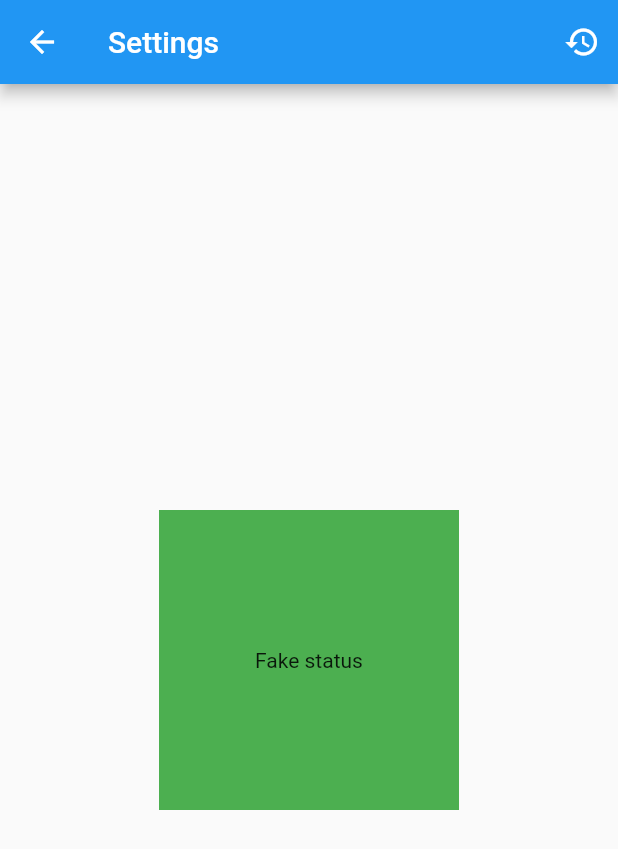
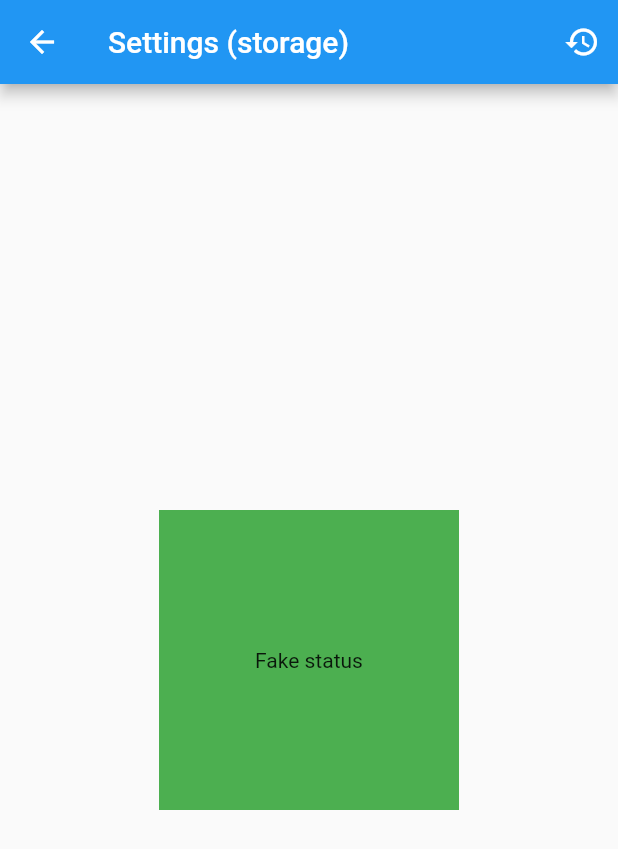
Before and after one commit to YannMancel/showcase_demo, a Flutter app: the screen it shows after launch, after a tap on the "settings" icon, on a phone screen of 412 x 824 dp. Shown: the top 849 px of the screen. Run offline on Flutter 3.47's test engine with Material 2 defaults, Android fonts, the phone set to English and light mode, and no system bars; drawn by our look-alikes of showcaseview; our stand-ins replace shared_preferences.

```diff
--- a/lib/pages/_pages.dart
+++ b/lib/pages/_pages.dart
@@ -1,2 +1,3 @@
 export 'home_page.dart';
-export 'setting_page.dart';
+export 'settings_page.dart';
+export 'visibility_page.dart';
--- a/lib/pages/home_page.dart
+++ b/lib/pages/home_page.dart
@@ -45,7 +45,11 @@ class _HomeViewState extends State<_HomeView> {
 
   void _incrementCounter() => setState(() => _counter++);
 
-  void _pushToSettings() => Navigator.push(context, SettingPage.route<void>());
+  void _pushToSettings() => Navigator.push(context, SettingsPage.route<void>());
+
+  void _pushToVisibility() {
+    Navigator.push(context, VisibilityPage.route<void>());
+  }
 
   @override
   Widget build(BuildContext context) {
@@ -60,6 +64,10 @@ class _HomeViewState extends State<_HomeView> {
           IconButton(
             onPressed: _pushToSettings,
             icon: const Icon(Icons.settings),
+          ),
+          IconButton(
+            onPressed: _pushToVisibility,
+            icon: const Icon(Icons.visibility),
           ),
         ],
       ),
--- a/lib/pages/setting_page.dart
+++ b/lib/pages/settings_page.dart
@@ -2,23 +2,23 @@ import 'package:flutter/material.dart';
 import 'package:showcase_demo/_features.dart';
 import 'package:showcaseview/showcaseview.dart' show ShowCaseWidget, Showcase;
 
-const kSettingKey = 'setting_key';
+const kSettingKey = 'settings_key';
 
 /// In this page, we directly want to show the tutorial when it is possible.
 /// The [Showcase] widget is displayed only one time.
 /// The restore [Icon] allows to clear the key in storage to show again
 /// the tutorial at the next open.
-class SettingPage extends StatelessWidget {
-  const SettingPage({Key? key}) : super(key: key);
+class SettingsPage extends StatelessWidget {
+  const SettingsPage({Key? key}) : super(key: key);
 
   static Route<T> route<T>() {
-    return MaterialPageRoute(builder: (_) => const SettingPage());
+    return MaterialPageRoute(builder: (_) => const SettingsPage());
   }
 
   @override
   Widget build(BuildContext context) {
     return TutorialWrapper(
-      builder: (_) => _SettingView(tutorialContext: _),
+      builder: (_) => _SettingsView(tutorialContext: _),
       onFinish: () async {
         await const StorageInterface()
             .writeString(key: kSettingKey, value: "completed");
@@ -27,8 +27,8 @@ class SettingPage extends StatelessWidget {
   }
 }
 
-class _SettingView extends StatefulWidget {
-  const _SettingView({
+class _SettingsView extends StatefulWidget {
+  const _SettingsView({
     Key? key,
     required this.tutorialContext,
   }) : super(key: key);
@@ -36,10 +36,10 @@ class _SettingView extends StatefulWidget {
   final BuildContext tutorialContext;
 
   @override
-  State<_SettingView> createState() => _SettingViewState();
+  State<_SettingsView> createState() => _SettingsViewState();
 }
 
-class _SettingViewState extends State<_SettingView> {
+class _SettingsViewState extends State<_SettingsView> {
   final _oneKey = GlobalKey();
 
   BuildContext get _tutorialContext => widget.tutorialContext;
@@ -70,7 +70,7 @@ class _SettingViewState extends State<_SettingView> {
   Widget build(BuildContext context) {
     return Scaffold(
       appBar: AppBar(
-        title: const Text('Settings'),
+        title: const Text('Settings (storage)'),
         actions: <Widget>[
           IconButton(
             onPressed: _resetStorage,
```
Also changed, not shown: lib/pages/visibility_page.dart (added, +82 -0 lines).
